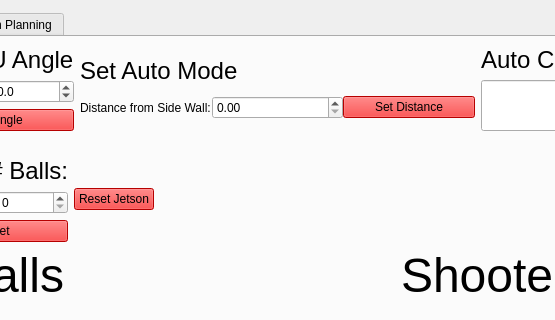
Qt form zebROS_ws/src/rqt_dashboard/resource/DashboardAtHome.ui (FRC900/2020Offseason) before a commit; both pictures show x 102 to 657 and y 0 to 320 of the 1000 by 850 pixel window.
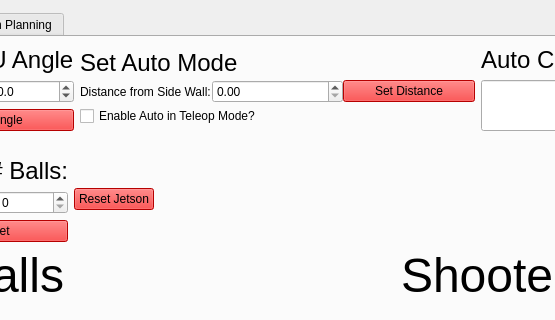
The same form after that commit. The open tabs and pages were chosen to show the change.

Commit message:
Publish `enable_in_teleop` based on checkbox
This commit adds a checkbox to the main dashboard UI. We also begin
publish the `/enable_in_teleop` topic based on the status of the
checkbox. This value is used in the auto code to determine if the robot
is okay to run auto code

Patch:
```diff
--- a/zebROS_ws/src/rqt_dashboard/resource/DashboardAtHome.ui
+++ b/zebROS_ws/src/rqt_dashboard/resource/DashboardAtHome.ui
@@ -176,6 +176,13 @@
              </item>
             </layout>
            </item>
+           <item>
+            <widget class="QCheckBox" name="enable_in_teleop_box">
+             <property name="text">
+              <string>Enable Auto in Teleop Mode?</string>
+             </property>
+            </widget>
+           </item>
           </layout>
          </item>
          <item>
```
Left out of the diff: 2 changed lines with no effect on the pictures. The commit also changes 1 other file.
